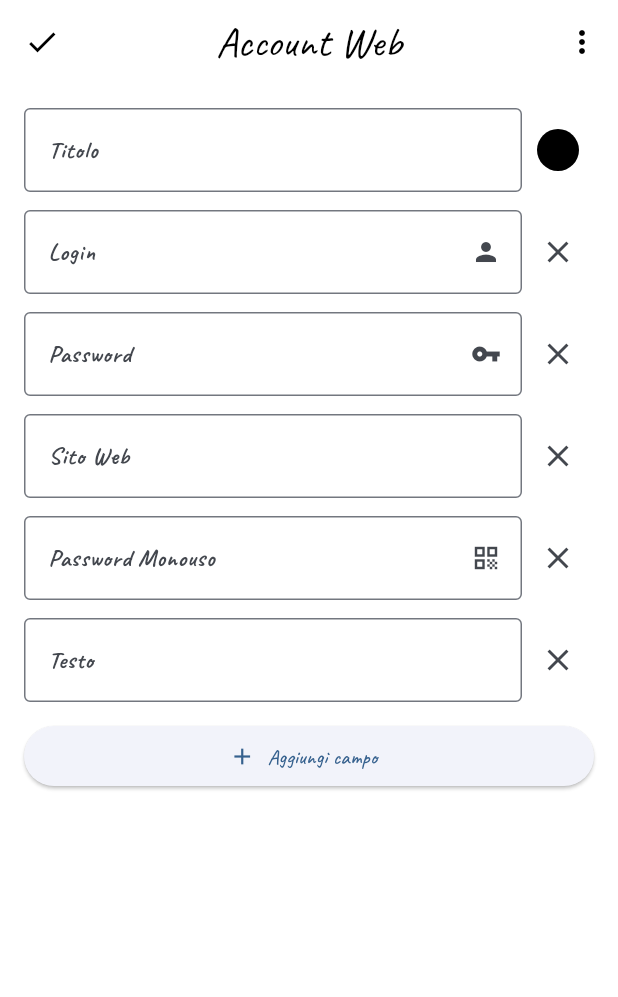
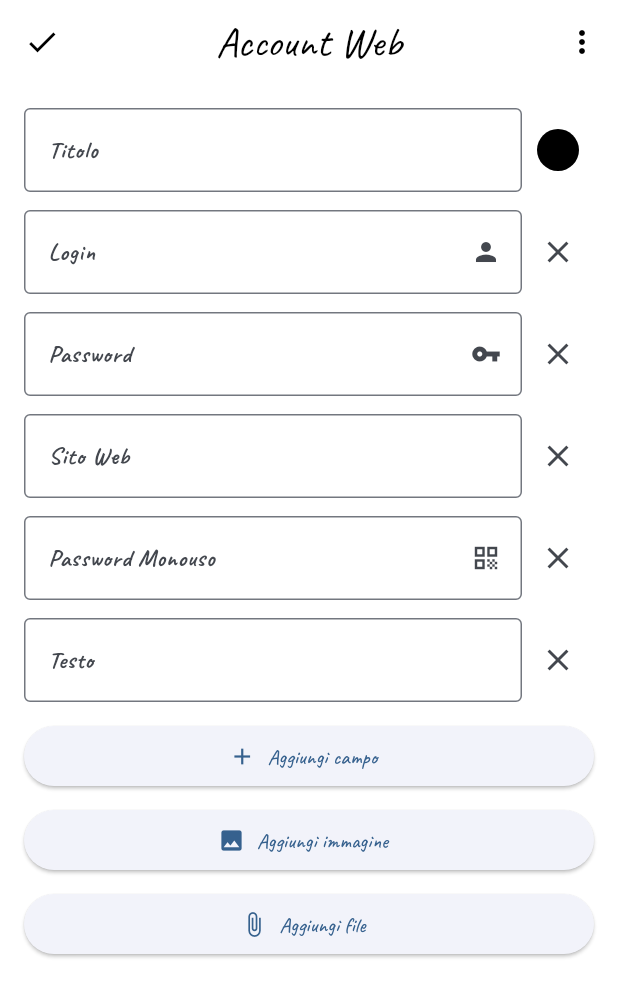
Before and after one commit to MTMBoss/SelfPass, a Flutter app: the AccountWebPage screen opened directly, on a phone screen of 412 x 824 dp. Shown: the top 997 px of the screen. Run offline on Flutter 3.47's test engine with Material 3 defaults, Android fonts, the phone set to English and light mode, and no system bars; our stand-ins replace flutter_colorpicker.

Commit message:
feat: Aggiungi funzionalità per aggiungere campi e immagini nelle credenziali

```diff
--- a/lib/pagine/Tutti/modelli/account_web/account_web_page.dart
+++ b/lib/pagine/Tutti/modelli/account_web/account_web_page.dart
@@ -11,25 +11,10 @@ import '../../Campi/campi_login.dart';
 import '../../Campi/campi_chiave.dart';
 import '../../Campi/campi_data.dart';
 import '../../Campi/campo_qr.dart';
+import 'aggiungi_campo.dart';
+import 'aggiungi_file_immagine.dart';
 
 import 'package:selfpass/widgets/common_appbar.dart';
-
-/// Etichette per ogni FieldType (definito in credential.dart)
-final Map<FieldType, String> fieldNames = {
-  FieldType.testo: 'Testo',
-  FieldType.numero: 'Numero',
-  FieldType.login: 'Login',
-  FieldType.password: 'Password',
-  FieldType.passwordMonouso: 'Password monouso',
-  FieldType.scadenza: 'Scadenza',
-  FieldType.sitoWeb: 'Sito Web',
-  FieldType.email: 'Email',
-  FieldType.telefono: 'Telefono',
-  FieldType.data: 'Data',
-  FieldType.pin: 'PIN',
-  FieldType.privato: 'Privato',
-  FieldType.applicazione: 'Applicazione',
-};
 
 typedef FieldBuilder =
     Widget Function(TextEditingController controller, VoidCallback onRemove);
@@ -134,31 +119,6 @@ class _AccountWebPageState extends State<AccountWebPage> {
       _controllers[i].dispose();
       _controllers.removeAt(i);
     });
-  }
-
-  Future<void> _showAddFieldMenu() async {
-    final picked = await showModalBottomSheet<FieldType>(
-      context: context,
-      builder:
-          (ctx) => SafeArea(
-            child: ListView(
-              shrinkWrap: true,
-              children:
-                  FieldType.values.map((t) {
-                    return ListTile(
-                      title: Text(fieldNames[t]!),
-                      onTap: () => Navigator.pop(ctx, t),
-                    );
-                  }).toList(),
-            ),
-          ),
-    );
-    if (picked != null) {
-      setState(() {
-        _selectedFields.add(picked);
-        _controllers.add(TextEditingController());
-      });
-    }
   }
 
   String _getFirst(FieldType t) {
@@ -301,10 +261,26 @@ class _AccountWebPageState extends State<AccountWebPage> {
               const SizedBox(height: 12),
             ],
 
-            ElevatedButton.icon(
-              icon: const Icon(Icons.add),
-              label: const Text('Aggiungi campo'),
-              onPressed: _showAddFieldMenu,
+            AggiungiCampoButton(
+              parentContext: context,
+              onFieldAdded: (FieldType t) {
+                setState(() {
+                  _selectedFields.add(t);
+                  _controllers.add(TextEditingController());
+                });
+              },
+            ),
+            const SizedBox(height: 8),
+            AggiungiImmagineButton(
+              onPressed: () {
+                //
+              },
+            ),
+            const SizedBox(height: 8),
+            AggiungiFileButton(
+              onPressed: () {
+                //
+              },
             ),
           ],
         ),
--- /dev/null
+++ b/lib/pagine/Tutti/modelli/account_web/aggiungi_campo.dart
@@ -0,0 +1,63 @@
+import 'package:flutter/material.dart';
+
+import 'package:selfpass/modelli/credenziali.dart';
+
+typedef AddFieldCallback = void Function(FieldType);
+
+final Map<FieldType, String> fieldNames = {
+  FieldType.testo: 'Testo',
+  FieldType.numero: 'Numero',
+  FieldType.login: 'Login',
+  FieldType.password: 'Password',
+  FieldType.passwordMonouso: 'Password monouso',
+  FieldType.scadenza: 'Scadenza',
+  FieldType.sitoWeb: 'Sito Web',
+  FieldType.email: 'Email',
+  FieldType.telefono: 'Telefono',
+  FieldType.data: 'Data',
+  FieldType.pin: 'PIN',
+  FieldType.privato: 'Privato',
+  FieldType.applicazione: 'Applicazione',
+};
+
+class AggiungiCampoButton extends StatelessWidget {
+  final AddFieldCallback onFieldAdded;
+  final BuildContext parentContext;
+
+  const AggiungiCampoButton({
+    super.key,
+    required this.onFieldAdded,
+    required this.parentContext,
+  });
+
+  Future<void> _showAddFieldMenu(BuildContext context) async {
+    final picked = await showModalBottomSheet<FieldType>(
+      context: context,
+      builder:
+          (ctx) => SafeArea(
+            child: ListView(
+              shrinkWrap: true,
+              children:
+                  FieldType.values.map((t) {
+                    return ListTile(
+                      title: Text(fieldNames[t]!),
+                      onTap: () => Navigator.pop(ctx, t),
+                    );
+                  }).toList(),
+            ),
+          ),
+    );
+    if (picked != null) {
+      onFieldAdded(picked);
+    }
+  }
+
+  @override
+  Widget build(BuildContext context) {
+    return ElevatedButton.icon(
+      icon: const Icon(Icons.add),
+      label: const Text('Aggiungi campo'),
+      onPressed: () => _showAddFieldMenu(parentContext),
+    );
+  }
+}
--- /dev/null
+++ b/lib/pagine/Tutti/modelli/account_web/aggiungi_file_immagine.dart
@@ -0,0 +1,31 @@
+import 'package:flutter/material.dart';
+
+class AggiungiImmagineButton extends StatelessWidget {
+  final VoidCallback onPressed;
+
+  const AggiungiImmagineButton({super.key, required this.onPressed});
+
+  @override
+  Widget build(BuildContext context) {
+    return ElevatedButton.icon(
+      icon: const Icon(Icons.image),
+      label: const Text('Aggiungi immagine'),
+      onPressed: onPressed,
+    );
+  }
+}
+
+class AggiungiFileButton extends StatelessWidget {
+  final VoidCallback onPressed;
+
+  const AggiungiFileButton({super.key, required this.onPressed});
+
+  @override
+  Widget build(BuildContext context) {
+    return ElevatedButton.icon(
+      icon: const Icon(Icons.attach_file),
+      label: const Text('Aggiungi file'),
+      onPressed: onPressed,
+    );
+  }
+}
--- a/lib/widgets/common_appbar.dart
+++ b/lib/widgets/common_appbar.dart
@@ -1,4 +1,5 @@
 import 'package:flutter/material.dart';
+import 'organizza_campi.dart';
 
 typedef MenuOptionSelected = void Function(String value);
 
@@ -17,6 +18,7 @@ class CommonAppBar extends StatelessWidget implements PreferredSizeWidget {
   void _handleMenuOptionSelected(String value) {
     switch (value) {
       case 'organizza':
+        organizeFields(context);
         break;
       case 'annulla':
         Navigator.of(context).popUntil((route) => route.isFirst);
--- a/lib/widgets/organize_fields.dart
+++ /dev/null
@@ -1,3 +0,0 @@
-void organizeFields() {
-  // This function will be called when the 'organizza' menu option is selected
-}
```
Also changed, not shown: lib/widgets/organizza_campi.dart (added, +19 -0 lines), lib/widgets/salva_come_modello.dart (renamed from lib/widgets/save_as_model.dart).
